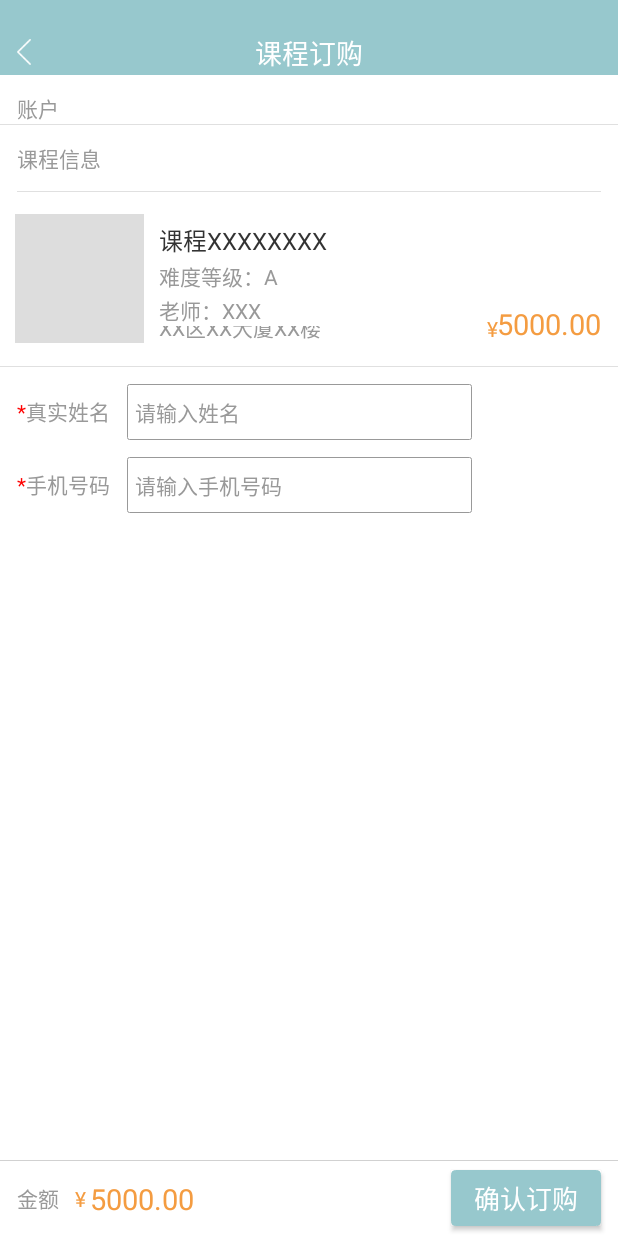
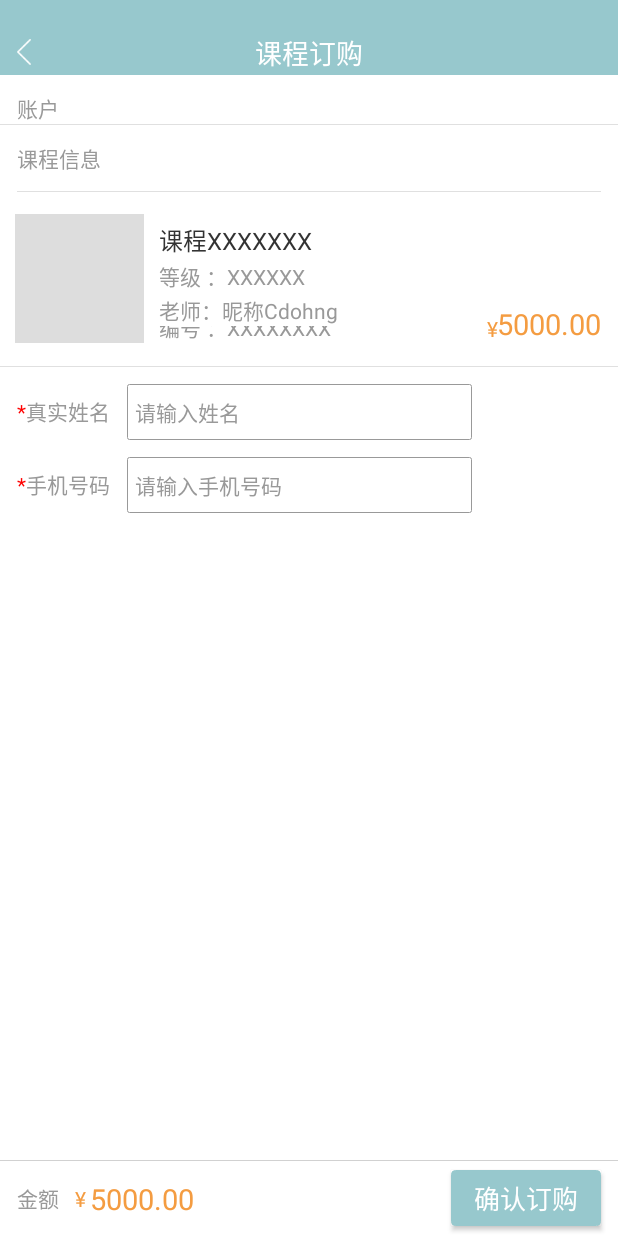
Before and after one commit to guoxiaoqink/InstrumentTestVersion, an Android app: the SubjectDetailActivity screen opened directly, with no data from a screen before it, after a tap on "5000.00", on a phone screen of 412 x 824 dp. Run offline under Robolectric (Android 15) with nearby library versions, the phone set to English and light mode, and no system bars; our stand-ins replace ButterKnife, CircleImageView; libraries missing offline, so code that uses them is left out: cn.bmob.sms; pictures from the network do not load.

Commit message:
界面传值的优化，增加静态变量作为整个app的用户名，其他细节优化

```diff
--- a/Instrument/src/main/java/com/example/tu4/activity/Course/CourseSubscribeActivity.java
+++ b/Instrument/src/main/java/com/example/tu4/activity/Course/CourseSubscribeActivity.java
@@ -7,13 +7,11 @@ import android.support.v7.app.AppCompatActivity;
 import android.view.View;
 import android.view.WindowManager;
 import android.widget.EditText;
-import android.widget.ListView;
 import android.widget.TextView;
 import android.widget.Toast;
 
 import com.example.tu4.R;
 import com.example.tu4.activity.course.payment.OrderPaymentActivity;
-import com.example.tu4.adapter.CourseInfoListviewAdapter;
 
 import butterknife.BindView;
 import butterknife.ButterKnife;
@@ -35,28 +33,40 @@ public class CourseSubscribeActivity extends AppCompatActivity {
     EditText accountTel;
     @BindView(R.id.tv_total_money)
     TextView totalMoney;
-    private ListView course_info;
-
+    @BindView(R.id.tv_suject_name)
+    TextView tvSujectName;
+    @BindView(R.id.tv_suject_level)
+    TextView tvSujectLevel;
+    @BindView(R.id.tv_suject_teacher)
+    TextView tvSujectTeacher;
+    @BindView(R.id.tv_suject_location)
+    TextView tvSujectLocation;
+    @BindView(R.id.tv_course_money)
+    TextView tvCourseMoney;
     @Override
     protected void onCreate(Bundle savedInstanceState) {
         super.onCreate(savedInstanceState);
         getWindow().addFlags(WindowManager.LayoutParams.FLAG_TRANSLUCENT_STATUS);//沉浸式状态栏
         setContentView(R.layout.activity_course_subscribe);
         ButterKnife.bind(this);
-        course_info = (ListView) findViewById(R.id.list_course_info);
         accountDetails.setText(account);
-        initListviewCourseinfo();
         accountName.setFocusable(true);
-
-
+        initview();
     }
 
-    //    初始化课程信息列表方法
-    public void initListviewCourseinfo() {
-        CourseInfoListviewAdapter courseInfoListviewAdapter = new CourseInfoListviewAdapter(
-                CourseSubscribeActivity.this);
-        course_info.setAdapter(courseInfoListviewAdapter);
-
+    public void initview() {
+        Intent intent = getIntent();
+        String class_name = intent.getStringExtra("class_name");
+        String class_tea = intent.getStringExtra("class_teacher");
+        String class_level = intent.getStringExtra("class_level");
+        String class_local = intent.getStringExtra("class_location");
+        String class_price = intent.getStringExtra("money");
+        tvSujectName.setText(class_name);
+        tvSujectLevel.setText(class_level);
+        tvSujectLocation.setText(class_local);
+        tvSujectTeacher.setText("老师：" + class_tea);
+        tvCourseMoney.setText(class_price);
+        totalMoney.setText(tvCourseMoney.getText());
     }
 
     //返回按钮点击事件
@@ -76,6 +86,7 @@ public class CourseSubscribeActivity extends AppCompatActivity {
             intent.putExtra("account", account);
             intent.putExtra("TrueNmae", accountName.getText().toString().trim() + "  " + accountTel.getText().toString().trim());
             intent.putExtra("TotalMoney", totalMoney.getText().toString().trim());
+            intent.putExtra("name", tvSujectName.getText());
             intent.setClass(CourseSubscribeActivity.this, OrderPaymentActivity.class);
             startActivity(intent);
         }
--- a/Instrument/src/main/java/com/example/tu4/activity/Course/SubjectDetailActivity.java
+++ b/Instrument/src/main/java/com/example/tu4/activity/Course/SubjectDetailActivity.java
@@ -3,7 +3,6 @@ package com.example.tu4.activity.course;
 import android.content.Intent;
 import android.os.Bundle;
 import android.support.v7.app.AppCompatActivity;
-import android.util.Log;
 import android.view.LayoutInflater;
 import android.view.View;
 import android.widget.ImageView;
@@ -101,7 +100,7 @@ public class SubjectDetailActivity extends AppCompatActivity {
     @BindView(R.id.tv_numof_feedback)
     TextView tvNumofFeedback;
     private TextView money;
-    private String class_id;
+    private int class_id;
 
 
     @Override
@@ -115,8 +114,8 @@ public class SubjectDetailActivity extends AppCompatActivity {
                 R.id.linearlayout_studentback_subjectdetail);
 
 
-        Intent intent = getIntent();
-        class_id = intent.getStringExtra("class_id");
+//        Intent intent = getIntent();
+//        class_id = Integer.parseInt(intent.getStringExtra("class_id"));
         getDataByUrl();
         initLinearlayoutImage();
         initLinearlayouFeedback();
@@ -163,11 +162,21 @@ public class SubjectDetailActivity extends AppCompatActivity {
                 break;
             case R.id.tv_money_subjectdetail:
                 Intent intent = new Intent();
+                intent.putExtra("class_name", tvCourseName.getText());
+                intent.putExtra("class_level", tvCourseLevel.getText());
+                intent.putExtra("class_teacher", tvClassTeacher.getText());
+                intent.putExtra("class_location", tvLocation.getText());
+                intent.putExtra("money", tvMoneySubjectdetail.getText());
                 intent.setClass(SubjectDetailActivity.this, CourseSubscribeActivity.class);
                 startActivity(intent);
                 break;
             case R.id.tv_money:
                 Intent intent1 = new Intent();
+                intent1.putExtra("class_name", tvCourseName.getText());
+                intent1.putExtra("class_level", tvCourseLevel.getText());
+                intent1.putExtra("class_teacher", tvClassTeacher.getText());
+                intent1.putExtra("class_location", tvLocation.getText());
+                intent1.putExtra("money", tvMoneySubjectdetail.getText());
                 intent1.setClass(SubjectDetailActivity.this, CourseSubscribeActivity.class);
                 startActivity(intent1);
                 break;
@@ -193,7 +202,7 @@ public class SubjectDetailActivity extends AppCompatActivity {
 
                     @Override
                     public void onResponse(String response, int id) {
-                        Log.d("success", response);
+//                        Log.d("success", response);
 //                        System.out.println(response);
                         try {
                             Gson gson = new Gson();
@@ -206,7 +215,7 @@ public class SubjectDetailActivity extends AppCompatActivity {
                             tvTeacherTel.setText(subjectInfos.get(0).getTeacher_telephone());
                             textviewStudentnumberSubjectdetail.setText("共" + subjectInfos.get(0).getStudent_number() + "名学员");
                             int price = subjectDetails.getClass_price();
-                            tvMoneySubjectdetail.setText(String.valueOf(price));
+                            tvMoneySubjectdetail.setText(String.valueOf(price) + ".00");
                             tvControlNum.setText("编号：" + String.valueOf(subjectDetails.getClass_id()));
                             tvSubTime.setText("课时：" + String.valueOf(subjectDetails.getClass_number()));
                             tvNotes.setText("备注：" + subjectDetails.getClass_remark().toString());
--- a/Instrument/src/main/java/com/example/tu4/activity/LoginActivity.java
+++ b/Instrument/src/main/java/com/example/tu4/activity/LoginActivity.java
@@ -42,6 +42,7 @@ import static com.example.tu4.model.AplicationStatic.Other;
 import static com.example.tu4.model.AplicationStatic.UserId;
 import static com.example.tu4.model.AplicationStatic.UserName;
 import static com.example.tu4.model.AplicationStatic.UserTel;
+import static com.example.tu4.model.AplicationStatic.account;
 import static com.example.tu4.model.IUrl.baseUrl;
 
 /**
@@ -284,6 +285,7 @@ public class LoginActivity extends AppCompatActivity implements View.OnFocusChan
 
                             @Override
                             public void onResponse(String response, int id) {
+
                                 Log.d("onResponse:", response);
                                 System.out.print(id);
                                 System.out.print(response);
@@ -298,6 +300,7 @@ public class LoginActivity extends AppCompatActivity implements View.OnFocusChan
                                     } else if (type == 3) {
                                         UserId = jsonObject.getInt("User_id");
                                         UserName = jsonObject.getString("Username");
+                                        account = UserName;
                                         Introduction = jsonObject.getString("Introduction");
                                         LoginResult = jsonObject.getString("Result");
                                         Location = jsonObject.getString("Location");
--- a/Instrument/src/main/java/com/example/tu4/activity/course/payment/OrderPaymentActivity.java
+++ b/Instrument/src/main/java/com/example/tu4/activity/course/payment/OrderPaymentActivity.java
@@ -31,6 +31,9 @@ public class OrderPaymentActivity extends AppCompatActivity {
     RadioButton zfbRadiobutton;
     @BindView(R.id.radiobutton_wx)
     RadioButton wxRadiobutton;
+    @BindView(R.id.tv_pay_course_name)
+    TextView tvPayCourseName;
+
     @Override
     protected void onCreate(Bundle savedInstanceState) {
         super.onCreate(savedInstanceState);
@@ -43,9 +46,12 @@ public class OrderPaymentActivity extends AppCompatActivity {
         String pay_account = intent.getStringExtra("account");
         String pay_preson = intent.getStringExtra("TrueNmae");
         String pay_money = intent.getStringExtra("TotalMoney");
+        String pay_name = intent.getStringExtra("name");
+        tvPayCourseName.setText(pay_name);
         payPerson.setText(pay_preson);
         payAccount.setText(pay_account);
         payMoney.setText(pay_money);
+
     }
 
     //返回按钮点击事件
--- a/Instrument/src/main/java/com/example/tu4/fragment/InstrumentFragment.java
+++ b/Instrument/src/main/java/com/example/tu4/fragment/InstrumentFragment.java
@@ -184,7 +184,7 @@ public class InstrumentFragment extends Fragment {
 
                     @Override
                     public void onResponse(String response, int id) {
-                        Log.d("success", response);
+//                        Log.d("success", response);
                         try {
                             Gson gson = new Gson();
                             JSONObject jsonObject = new JSONObject(response);
@@ -236,11 +236,11 @@ public class InstrumentFragment extends Fragment {
         super.onResume();
     }
 
-//    @Override
-//    public void onPause() {
-//        autoPlayViewpager.stopPlaying();
-//        super.onPause();
-//    }
+    @Override
+    public void onPause() {
+        autoPlayViewpager.stopPlaying();
+        super.onPause();
+    }
 
     public void getIns() {
         String url = baseUrl + "www.baidu.com";
@@ -282,7 +282,7 @@ public class InstrumentFragment extends Fragment {
         protected Void doInBackground(Void... params) {
             //模拟网络请求获取数据
             try {
-                Thread.sleep(2000);//模拟休眠2秒
+                Thread.sleep(4000);//模拟休眠4秒
                 mAutoPlayInfoList = changeAutoPlayInfoList();
             } catch (InterruptedException e) {
                 e.printStackTrace();
--- a/Instrument/src/main/java/com/example/tu4/fragment/SubjectFragment.java
+++ b/Instrument/src/main/java/com/example/tu4/fragment/SubjectFragment.java
@@ -2,12 +2,14 @@ package com.example.tu4.fragment;
 
 
 import android.content.Intent;
+import android.graphics.Color;
 import android.os.AsyncTask;
 import android.os.Bundle;
 import android.support.annotation.Nullable;
 import android.support.v4.app.Fragment;
 import android.text.TextUtils;
 import android.view.LayoutInflater;
+import android.view.MotionEvent;
 import android.view.View;
 import android.view.ViewGroup;
 import android.widget.AdapterView;
@@ -89,17 +91,6 @@ public class SubjectFragment extends Fragment {
         return view;
     }
 
-//    public void initListviewSubjectDetail() {
-//        SubjectListviewAdapter adapter = new SubjectListviewAdapter(getContext());
-//        listviewSubject.setAdapter(adapter);
-//        listviewSubject.setOnItemClickListener(new AdapterView.OnItemClickListener() {
-//            @Override
-//            public void onItemClick(AdapterView<?> parent, View view, int position, long id) {
-//                Intent intent = new Intent(getContext(), SubjectDetailActivity.class);
-//                startActivity(intent);
-//            }
-//        });
-//    }
 
     //从网上获取图片网址，并显示在轮播图中
     public void getImageByUrl() {
@@ -186,12 +177,23 @@ public class SubjectFragment extends Fragment {
 //                            System.out.println(data.size()+"00000000000000000000000000000000000000000000");
                             BaseAdapter adapter = new SubjectListviewAdapter(getContext(), data);
                             listviewSubject.setAdapter(adapter);
+                            listviewSubject.setOnTouchListener(new View.OnTouchListener() {
+                                @Override
+                                public boolean onTouch(View v, MotionEvent event) {
+                                    if (event.getAction() == MotionEvent.ACTION_DOWN) {
+                                        listviewSubject.setBackgroundColor(Color.YELLOW);
+                                    } else if (event.getAction() == MotionEvent.ACTION_UP) {
+                                        listviewSubject.setBackgroundColor(Color.WHITE);
+                                        Intent intent = new Intent(getContext(), SubjectDetailActivity.class);
+//                                        intent.putExtra("class_id", position);
+                                        startActivity(intent);
+                                    }
+                                    return false;
+                                }
+                            });
                             listviewSubject.setOnItemClickListener(new AdapterView.OnItemClickListener() {
                                 @Override
                                 public void onItemClick(AdapterView<?> parent, View view, int position, long id) {
-                                    Intent intent = new Intent(getContext(), SubjectDetailActivity.class);
-                                    intent.putExtra("class_id", position);
-                                    startActivity(intent);
                                 }
                             });
 
@@ -229,7 +231,7 @@ public class SubjectFragment extends Fragment {
     @Override
     public void onPause() {
 
-        // autoPlayViewpager.stopPlaying();
+        autoPlayViewpager.stopPlaying();
         super.onPause();
     }
 
--- a/Instrument/src/main/java/com/example/tu4/view/AutoPlayingViewPager.java
+++ b/Instrument/src/main/java/com/example/tu4/view/AutoPlayingViewPager.java
@@ -215,9 +215,9 @@ public class AutoPlayingViewPager extends FrameLayout {
     /**
      * 停止轮播释放资源
      */
-//    public void stopPlaying() {
-//        scheduledExecutorService.shutdownNow();
-//    }
+    public void stopPlaying() {
+        scheduledExecutorService.shutdownNow();
+    }
 
     /**
      * 初始化相关Data
--- a/Instrument/src/main/res/layout/activity_course_subscribe.xml
+++ b/Instrument/src/main/res/layout/activity_course_subscribe.xml
@@ -96,17 +96,108 @@
         android:layout_marginTop="@dimen/dp11"
         android:background="@color/e0e0e0" />
     <!--课程信息列表-->
-    <ListView
-        android:id="@+id/list_course_info"
+    <RelativeLayout
+        android:id="@+id/re_course_info"
         android:layout_width="match_parent"
-        android:layout_height="wrap_content"
-        android:layout_below="@id/cut_off_rule_short"></ListView>
+        android:layout_height="@dimen/dp116"
+        android:layout_below="@id/cut_off_rule_short"
+        android:background="@color/sffffff"
+        android:orientation="horizontal">
+
+        <RelativeLayout
+            android:id="@+id/rl_course_details"
+            android:layout_width="match_parent"
+            android:layout_height="@dimen/dp86"
+            android:layout_alignParentStart="true"
+            android:layout_centerVertical="true">
+
+            <ImageView
+                android:id="@+id/tv_subject_image"
+                android:layout_width="@dimen/dp86"
+                android:layout_height="match_parent"
+                android:layout_marginLeft="@dimen/dp10"
+                android:background="@color/gray" />
+
+            <TextView
+                android:id="@+id/tv_suject_name"
+                android:layout_width="wrap_content"
+                android:layout_height="wrap_content"
+                android:layout_marginLeft="@dimen/dp10"
+                android:layout_marginTop="@dimen/dp5"
+                android:layout_toRightOf="@id/tv_subject_image"
+                android:gravity="center"
+                android:text="课程XXXXXXXX"
+                android:textColor="@color/g333"
+                android:textSize="@dimen/px30" />
+
+            <TextView
+                android:id="@+id/tv_suject_level"
+                android:layout_width="wrap_content"
+                android:layout_height="wrap_content"
+                android:layout_below="@id/tv_suject_name"
+                android:layout_marginLeft="@dimen/dp10"
+                android:layout_marginTop="@dimen/dp1"
+                android:layout_toRightOf="@+id/tv_subject_image"
+                android:gravity="center"
+                android:text="@string/subject_listviewItem_text2"
+                android:textColor="@color/s999999"
+                android:textSize="@dimen/px26" />
+
+            <TextView
+                android:id="@+id/tv_suject_teacher"
+                android:layout_width="wrap_content"
+                android:layout_height="wrap_content"
+                android:layout_below="@id/tv_suject_level"
+                android:layout_marginLeft="@dimen/dp10"
+                android:layout_marginTop="@dimen/dp1"
+                android:layout_toRightOf="@+id/tv_subject_image"
+                android:gravity="center"
+                android:text="@string/subject_listViewItem_text3"
+                android:textColor="@color/s999999"
+                android:textSize="@dimen/px26" />
+
+            <TextView
+                android:id="@+id/tv_suject_location"
+                android:layout_width="wrap_content"
+                android:layout_height="wrap_content"
+                android:layout_alignBottom="@id/tv_subject_image"
+                android:layout_alignParentBottom="true"
+                android:layout_below="@id/tv_suject_teacher"
+                android:layout_marginLeft="@dimen/dp10"
+                android:layout_toRightOf="@+id/tv_subject_image"
+                android:gravity="bottom"
+                android:text="@string/xx_xx_xx"
+                android:textColor="@color/s999999"
+                android:textSize="@dimen/px26" />
+
+            <TextView
+                android:layout_width="wrap_content"
+                android:layout_height="wrap_content"
+                android:layout_alignParentBottom="true"
+                android:layout_alignParentEnd="true"
+                android:layout_marginEnd="@dimen/dp_80"
+                android:text="@string/money"
+                android:textColor="@color/color_f49c41" />
+
+            <TextView
+                android:id="@+id/tv_course_money"
+                android:layout_width="wrap_content"
+                android:layout_height="wrap_content"
+                android:layout_alignParentBottom="true"
+                android:layout_alignParentEnd="true"
+                android:layout_marginEnd="@dimen/dp11"
+                android:text="@string/money_5000_00"
+                android:textColor="@color/color_f49c41"
+                android:textSize="@dimen/sp19" />
+
+        </RelativeLayout>
+    </RelativeLayout>
 
     <TextView
         android:id="@+id/tv_long_line"
         android:layout_width="match_parent"
         android:layout_height="@dimen/px1"
-        android:layout_below="@id/list_course_info"
+        android:layout_below="@id/re_course_info"
         android:background="@color/e0e0e0" />
     <!--收件人信息-->
     <LinearLayout
--- a/Instrument/src/main/res/layout/activity_order_payment.xml
+++ b/Instrument/src/main/res/layout/activity_order_payment.xml
@@ -97,6 +97,7 @@
             android:textSize="@dimen/sp_13" />
         <!--课程信息名称-->
         <TextView
+            android:id="@+id/tv_pay_course_name"
             android:layout_width="wrap_content"
             android:layout_height="wrap_content"
             android:layout_marginBottom="@dimen/dp13"
--- a/Instrument/src/main/res/layout/fragment_subject.xml
+++ b/Instrument/src/main/res/layout/fragment_subject.xml
@@ -10,6 +10,7 @@
         android:background="@color/s97c8cd">
 
         <ImageView
+            android:id="@+id/couse_"
             android:layout_width="wrap_content"
             android:layout_height="match_parent"
             android:layout_marginLeft="@dimen/dp10"
@@ -46,7 +47,10 @@
     <com.example.tu4.view.AutoPlayingViewPager
         android:id="@+id/auto_play_viewpager"
         android:layout_width="match_parent"
-        android:layout_height="@dimen/dp200"></com.example.tu4.view.AutoPlayingViewPager>
+        android:layout_height="@dimen/dp200">
+
+    </com.example.tu4.view.AutoPlayingViewPager>
+
     <ListView
         android:id="@+id/listview_subject"
         android:layout_width="match_parent"
```
Also changed, not shown: Instrument/src/main/AndroidManifest.xml (+5 -5 lines), 7 other files.
